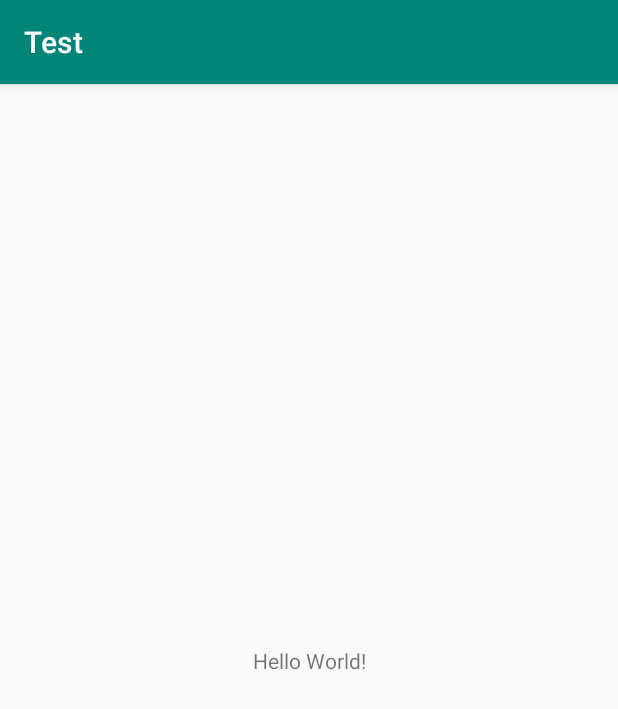
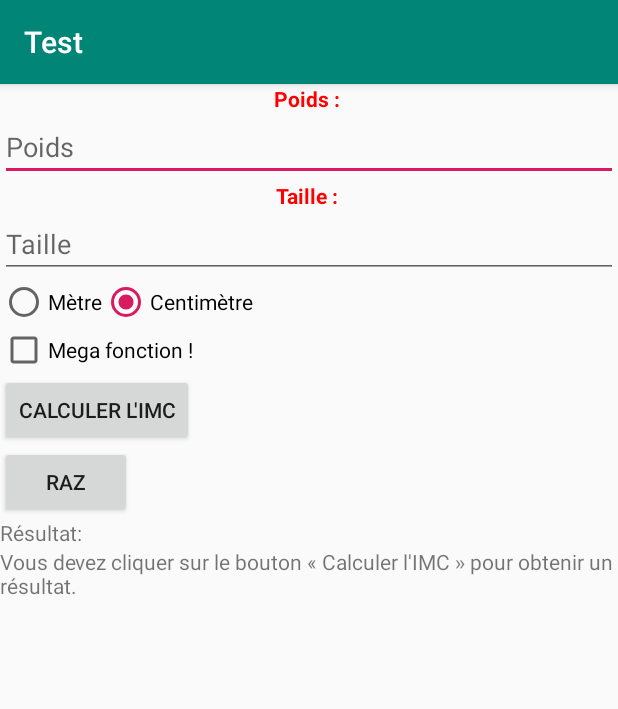
Before and after one commit to Mathieu-Dupont/Test, an Android app: the screen it shows after launch (MainActivity), on a phone screen of 412 x 824 dp. Shown: the top 709 px of the screen. Run offline under Robolectric (Android 15) with nearby library versions, the phone set to English and light mode, and no system bars.

Commit message:
2 commit

```diff
--- a/app/src/main/res/layout/activity_main.xml
+++ b/app/src/main/res/layout/activity_main.xml
@@ -1,18 +1,85 @@
 <?xml version="1.0" encoding="utf-8"?>
-<androidx.constraintlayout.widget.ConstraintLayout xmlns:android="http://schemas.android.com/apk/res/android"
-    xmlns:app="http://schemas.android.com/apk/res-auto"
-    xmlns:tools="http://schemas.android.com/tools"
-    android:layout_width="match_parent"
-    android:layout_height="match_parent"
-    tools:context=".MainActivity">
-
+<LinearLayout xmlns:android="http://schemas.android.com/apk/res/android"
+    android:layout_width="fill_parent"
+    android:layout_height="fill_parent"
+    android:orientation="vertical">
+    <TextView
+        android:layout_width="fill_parent"
+        android:layout_height="wrap_content"
+        android:text="Poids : "
+        android:textStyle="bold"
+        android:textColor="#FF0000"
+        android:gravity="center"
+        />
+    <EditText
+        android:id="@+id/poids"
+        android:layout_width="fill_parent"
+        android:layout_height="wrap_content"
+        android:hint="Poids"
+        android:inputType="numberDecimal"
+        />
+    <TextView
+        android:layout_width="fill_parent"
+        android:layout_height="wrap_content"
+        android:text="Taille : "
+        android:textStyle="bold"
+        android:textColor="#FF0000"
+        android:gravity="center"
+        />
+    <EditText
+        android:id="@+id/taille"
+        android:layout_width="fill_parent"
+        android:layout_height="wrap_content"
+        android:hint="Taille"
+        android:inputType="numberDecimal"
+        />
+    <RadioGroup
+        android:id="@+id/group"
+        android:layout_width="wrap_content"
+        android:layout_height="wrap_content"
+        android:checkedButton="@+id/radio2"
+        android:orientation="horizontal"
+        >
+        <RadioButton
+            android:id="@+id/radio1"
+            android:layout_width="wrap_content"
+            android:layout_height="wrap_content"
+            android:text="Mètre"
+            />
+        <RadioButton
+            android:id="@+id/radio2"
+            android:layout_width="wrap_content"
+            android:layout_height="wrap_content"
+            android:text="Centimètre"
+            />
+    </RadioGroup>
+    <CheckBox
+        android:id="@+id/mega"
+        android:layout_width="wrap_content"
+        android:layout_height="wrap_content"
+        android:text="Mega fonction !"
+        />
+    <Button
+        android:id="@+id/calcul"
+        android:layout_width="wrap_content"
+        android:layout_height="wrap_content"
+        android:text="Calculer l'IMC"
+        />
+    <Button
+        android:id="@+id/raz"
+        android:layout_width="wrap_content"
+        android:layout_height="wrap_content"
+        android:text="RAZ"
+        />
     <TextView
         android:layout_width="wrap_content"
         android:layout_height="wrap_content"
-        android:text="Hello World!"
-        app:layout_constraintBottom_toBottomOf="parent"
-        app:layout_constraintLeft_toLeftOf="parent"
-        app:layout_constraintRight_toRightOf="parent"
-        app:layout_constraintTop_toTopOf="parent" />
-
-</androidx.constraintlayout.widget.ConstraintLayout>
+        android:text="Résultat:"
+        />
+    <TextView
+        android:id="@+id/result"
+        android:layout_width="fill_parent"
+        android:layout_height="fill_parent"
+        android:text="Vous devez cliquer sur le bouton « Calculer l'IMC » pour obtenir un résultat."
+        />
+</LinearLayout>
```
